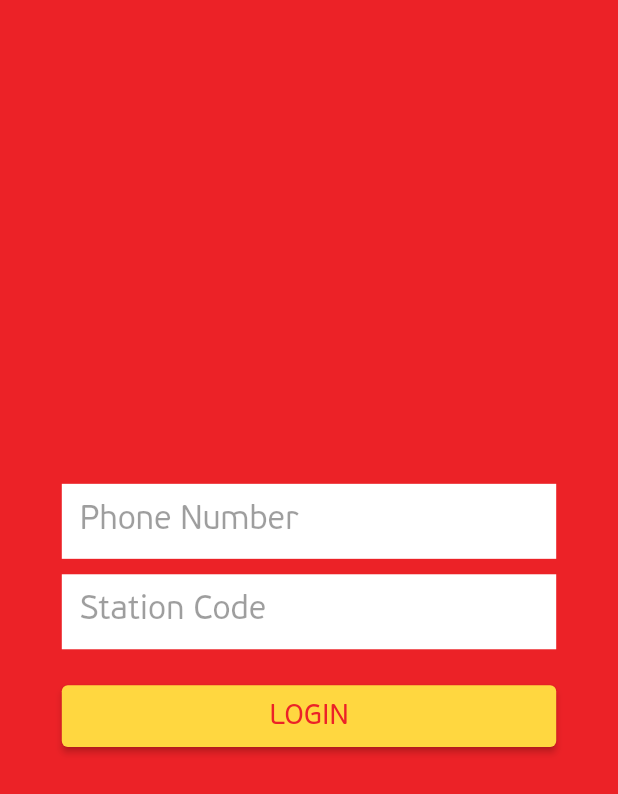
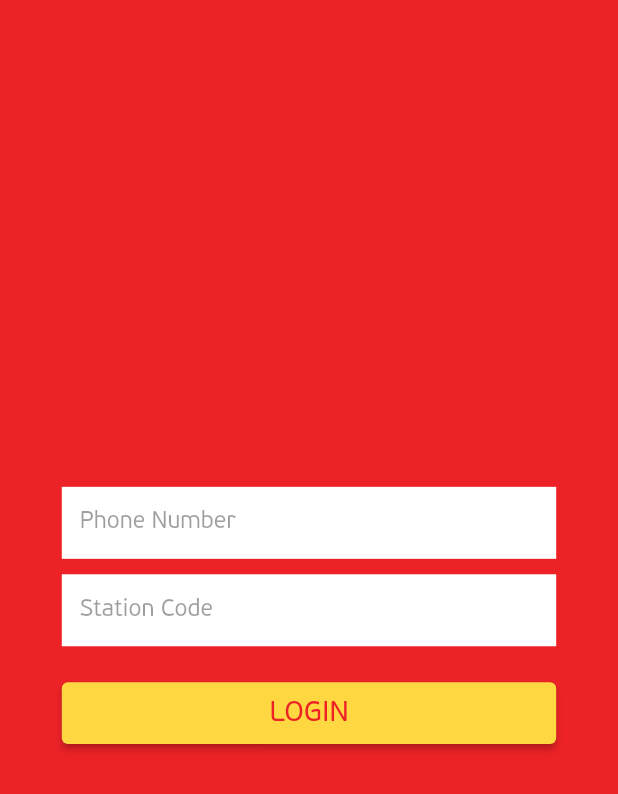
Before and after one commit to Mr-Ashitey/qg_stock_take_app, a Flutter app: the screen it shows after launch, on a phone screen of 412 x 824 dp. Shown: the top 794 px of the screen. Run offline on Flutter 3.47's test engine with Material 2 defaults, Android fonts, the phone set to English and light mode, and no system bars.

Commit message:
changes to fontsize of the hintstyle

```diff
--- a/lib/screens/login.dart
+++ b/lib/screens/login.dart
@@ -22,7 +22,7 @@ class LoginScreen extends StatelessWidget {
                 decoration: InputDecoration(
                     hintText: 'Phone Number',
                     hintStyle: TextStyle(
-                      fontSize: getProportionateScreenHeight(21),
+                      fontSize: getProportionateScreenHeight(15),
                       color: Colors.black38,
                     ),
                     filled: true,
@@ -35,7 +35,7 @@ class LoginScreen extends StatelessWidget {
                 decoration: InputDecoration(
                     hintText: 'Station Code',
                     hintStyle: TextStyle(
-                      fontSize: getProportionateScreenHeight(21),
+                      fontSize: getProportionateScreenHeight(15),
                       color: Colors.black38,
                     ),
                     filled: true,
```
